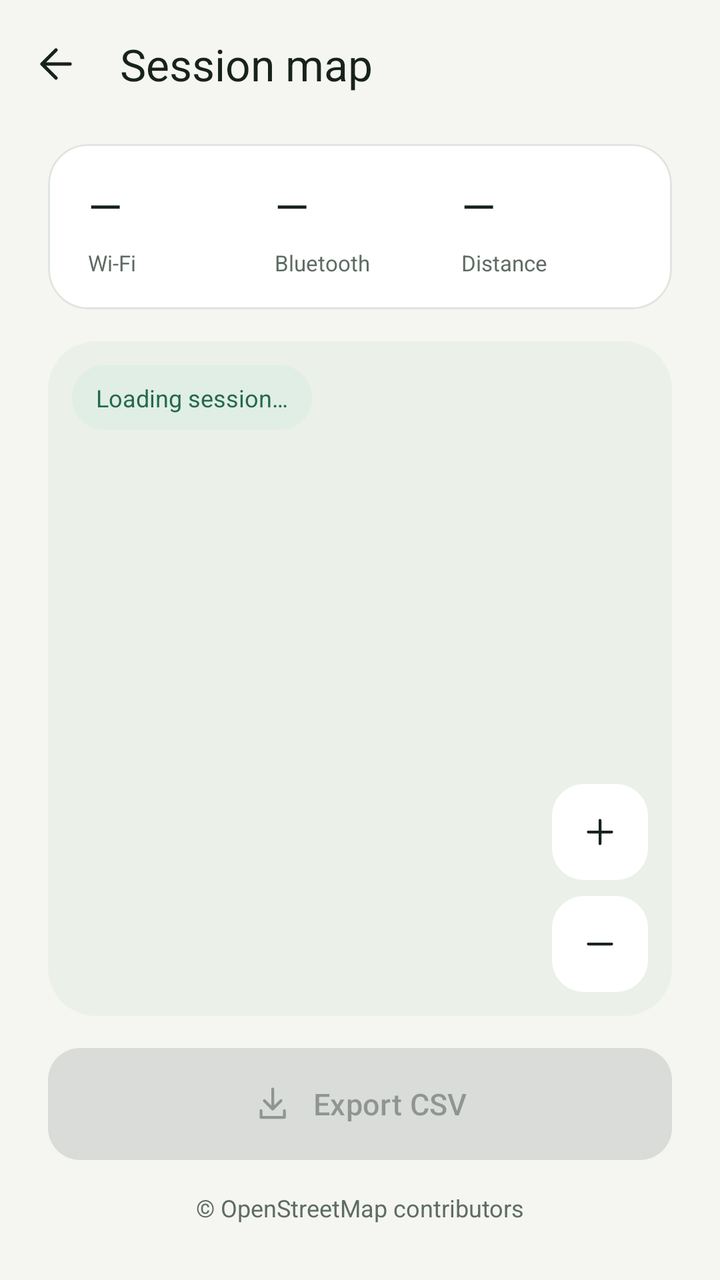
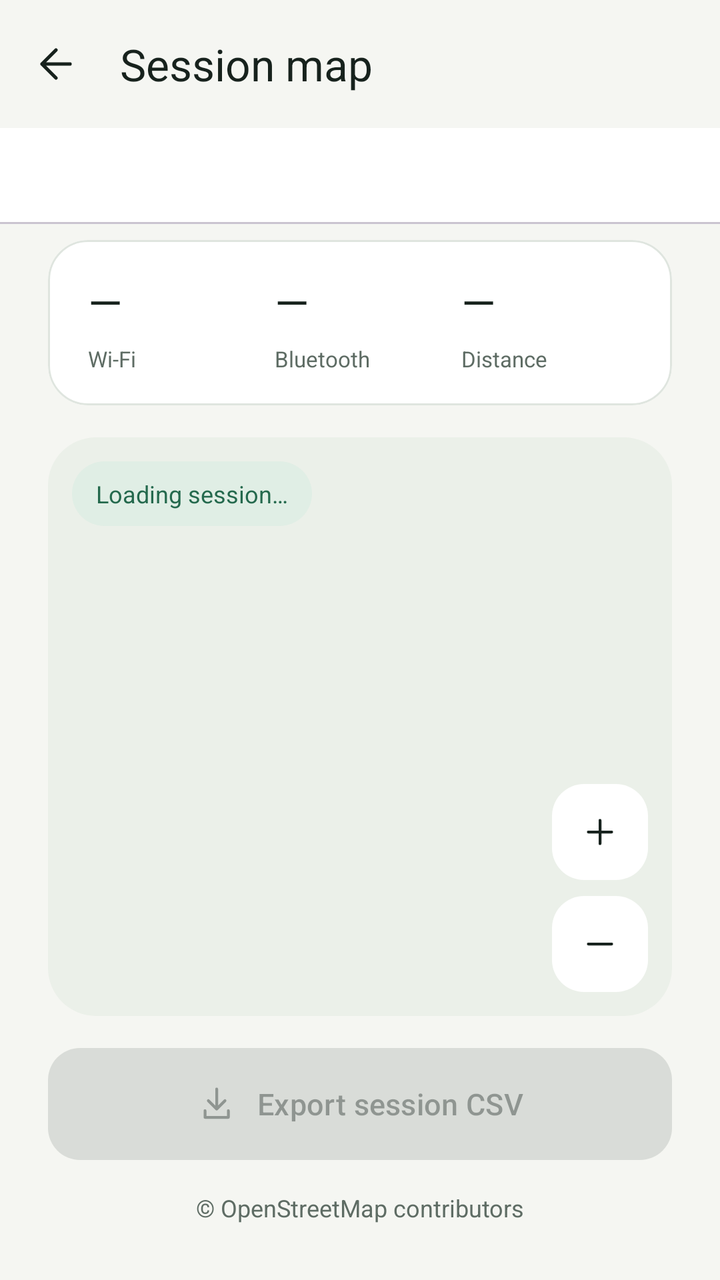

Two renders of the same Android screen: before a commit and after it. Below are the layout's source before the change and the commit's diff.
<!-- AndroidManifest.xml: application theme Theme.WifiBluetoothRecorder -->
<!-- res/layout/activity_recording_map.xml -->
<LinearLayout xmlns:android="http://schemas.android.com/apk/res/android" xmlns:app="http://schemas.android.com/apk/res-auto"
    android:layout_width="match_parent" android:layout_height="match_parent" android:orientation="vertical" android:background="@color/app_background">
    <com.google.android.material.appbar.MaterialToolbar android:id="@+id/mapToolbar" android:layout_width="match_parent" android:layout_height="?attr/actionBarSize"
        app:title="@string/map_title" app:titleTextColor="@color/app_text" app:subtitleTextColor="@color/app_muted" app:navigationIcon="@drawable/ic_back" app:navigationContentDescription="@string/back_description" />
    <LinearLayout android:layout_width="match_parent" android:layout_height="wrap_content" android:orientation="vertical" android:paddingHorizontal="24dp" android:paddingTop="8dp">
        <com.google.android.material.card.MaterialCardView style="@style/Widget.PocketDriver.Card" android:layout_width="match_parent" android:layout_height="wrap_content" app:cardCornerRadius="20dp">
            <LinearLayout android:layout_width="match_parent" android:layout_height="wrap_content" android:padding="16dp" android:baselineAligned="false">
                <LinearLayout android:layout_width="0dp" android:layout_height="wrap_content" android:layout_weight="1" android:orientation="vertical" android:paddingHorizontal="4dp">
                    <TextView android:id="@+id/mapWifiValue" android:layout_width="match_parent" android:layout_height="32dp" android:text="@string/number_unavailable" android:textAppearance="@style/Text.PocketDriver.Metric" android:maxLines="1" android:autoSizeTextType="uniform" android:autoSizeMinTextSize="12sp" android:autoSizeMaxTextSize="22sp" />
                    <TextView android:layout_width="match_parent" android:layout_height="wrap_content" android:layout_marginTop="4dp" android:text="@string/wifi_label" android:textSize="11sp" android:textColor="@color/app_muted" />
                </LinearLayout>
                <LinearLayout android:layout_width="0dp" android:layout_height="wrap_content" android:layout_weight="1" android:orientation="vertical" android:paddingHorizontal="4dp">
                    <TextView android:id="@+id/mapBluetoothValue" android:layout_width="match_parent" android:layout_height="32dp" android:text="@string/number_unavailable" android:textAppearance="@style/Text.PocketDriver.Metric" android:maxLines="1" android:autoSizeTextType="uniform" android:autoSizeMinTextSize="12sp" android:autoSizeMaxTextSize="22sp" />
                    <TextView android:layout_width="match_parent" android:layout_height="wrap_content" android:layout_marginTop="4dp" android:text="@string/bluetooth_label" android:textSize="11sp" android:textColor="@color/app_muted" />
                </LinearLayout>
                <LinearLayout android:layout_width="0dp" android:layout_height="wrap_content" android:layout_weight="1" android:orientation="vertical" android:paddingHorizontal="4dp">
                    <TextView android:id="@+id/mapDistanceValue" android:layout_width="match_parent" android:layout_height="32dp" android:text="@string/number_unavailable" android:textAppearance="@style/Text.PocketDriver.Metric" android:maxLines="1" android:autoSizeTextType="uniform" android:autoSizeMinTextSize="12sp" android:autoSizeMaxTextSize="22sp" />
                    <TextView android:layout_width="match_parent" android:layout_height="wrap_content" android:layout_marginTop="4dp" android:text="@string/distance_label" android:textSize="11sp" android:textColor="@color/app_muted" />
                </LinearLayout>
            </LinearLayout>
        </com.google.android.material.card.MaterialCardView>
    </LinearLayout>
    <FrameLayout android:id="@+id/mapFrame" android:layout_width="match_parent" android:layout_height="0dp" android:layout_weight="1"
        android:layout_marginHorizontal="24dp" android:layout_marginVertical="16dp" android:background="@drawable/bg_map">
        <FrameLayout android:id="@+id/mapHost" android:layout_width="match_parent" android:layout_height="match_parent" />
        <TextView android:id="@+id/mapCountText" android:layout_width="wrap_content" android:layout_height="wrap_content" android:layout_margin="12dp" android:background="@drawable/bg_status" android:paddingHorizontal="12dp" android:paddingVertical="8dp" android:textColor="@color/app_primary" android:textSize="12sp" android:text="@string/map_loading" />
        <ProgressBar android:id="@+id/mapProgress" android:layout_width="32dp" android:layout_height="32dp" android:layout_gravity="center" android:contentDescription="@string/map_loading" />
        <LinearLayout android:id="@+id/mapEmptyState" android:layout_width="match_parent" android:layout_height="wrap_content" android:layout_gravity="center" android:layout_margin="16dp" android:padding="24dp" android:background="@drawable/bg_map" android:orientation="vertical" android:gravity="center_horizontal" android:visibility="gone">
            <ImageView android:layout_width="32dp" android:layout_height="32dp" android:src="@drawable/ic_pin" app:tint="@color/app_primary" android:importantForAccessibility="no" />
            <TextView android:id="@+id/mapEmptyTitle" android:layout_width="match_parent" android:layout_height="wrap_content" android:layout_marginTop="16dp" android:text="@string/map_empty_title" android:textColor="@color/app_text" android:textSize="20sp" android:fontFamily="sans-serif-medium" android:gravity="center" />
            <TextView android:id="@+id/mapEmptyBody" android:layout_width="match_parent" android:layout_height="wrap_content" android:layout_marginTop="8dp" android:text="@string/map_empty_body" android:textAppearance="@style/Text.PocketDriver.Body" android:gravity="center" />
        </LinearLayout>
        <LinearLayout android:layout_width="wrap_content" android:layout_height="wrap_content" android:layout_gravity="bottom|end" android:layout_margin="12dp" android:orientation="vertical">
            <com.google.android.material.button.MaterialButton android:id="@+id/zoomInButton" style="@style/Widget.PocketDriver.Button.Outlined" android:layout_width="48dp" android:layout_height="48dp" android:minWidth="0dp" android:minHeight="48dp" android:padding="0dp" android:contentDescription="@string/zoom_in" app:icon="@drawable/ic_plus" app:iconPadding="0dp" app:iconGravity="textStart" app:backgroundTint="@color/app_surface" app:strokeWidth="0dp" />
            <com.google.android.material.button.MaterialButton android:id="@+id/zoomOutButton" style="@style/Widget.PocketDriver.Button.Outlined" android:layout_width="48dp" android:layout_height="48dp" android:layout_marginTop="8dp" android:minWidth="0dp" android:minHeight="48dp" android:padding="0dp" android:contentDescription="@string/zoom_out" app:icon="@drawable/ic_minus" app:iconPadding="0dp" app:iconGravity="textStart" app:backgroundTint="@color/app_surface" app:strokeWidth="0dp" />
        </LinearLayout>
    </FrameLayout>
    <LinearLayout android:layout_width="match_parent" android:layout_height="wrap_content" android:orientation="vertical" android:paddingHorizontal="24dp" android:paddingBottom="12dp">
        <com.google.android.material.button.MaterialButton android:id="@+id/exportRecordingButton" android:layout_width="match_parent" android:layout_height="wrap_content" android:text="@string/export_recording" android:enabled="false" app:icon="@drawable/ic_export" app:iconGravity="textStart" />
        <TextView android:id="@+id/mapAttribution" android:layout_width="match_parent" android:layout_height="48dp" android:text="@string/map_attribution" android:textSize="12sp" android:textColor="@color/app_muted" android:gravity="center" android:background="?attr/selectableItemBackground" android:clickable="true" android:focusable="true" />
    </LinearLayout>
</LinearLayout>
<!-- resources referenced by this layout -->
<resources>
  <color name="app_background">#F5F6F2</color>
  <color name="app_muted">#5E6C64</color>
  <color name="app_primary">#24694D</color>
  <color name="app_surface">#FFFFFF</color>
  <color name="app_text">#17221D</color>
  <!-- drawable bg_map (drawable) -->
  <shape xmlns:android="http://schemas.android.com/apk/res/android"><solid android:color="@color/app_surface_alt"/><corners android:radius="24dp"/></shape>
  <!-- drawable bg_status (drawable) -->
  <shape xmlns:android="http://schemas.android.com/apk/res/android"><solid android:color="@color/app_badge"/><corners android:radius="40dp"/></shape>
  <!-- drawable ic_minus (drawable) -->
  <vector xmlns:android="http://schemas.android.com/apk/res/android" android:width="24dp" android:height="24dp" android:viewportWidth="24" android:viewportHeight="24"><path android:fillColor="@android:color/transparent" android:strokeColor="@color/app_text" android:strokeWidth="1.7" android:strokeLineCap="round" android:pathData="M5,12 H19"/></vector>
  <!-- drawable ic_plus (drawable) -->
  <vector xmlns:android="http://schemas.android.com/apk/res/android" android:width="24dp" android:height="24dp" android:viewportWidth="24" android:viewportHeight="24"><path android:fillColor="@android:color/transparent" android:strokeColor="@color/app_text" android:strokeWidth="1.7" android:strokeLineCap="round" android:pathData="M5,12 H19 M12,5 V19"/></vector>
  <string name="back_description">Go back</string>
  <string name="bluetooth_label">Bluetooth</string>
  <string name="distance_label">Distance</string>
  <string name="export_recording">Export CSV</string>
  <string name="map_attribution">© OpenStreetMap contributors</string>
  <string name="map_empty_body">Your observations are saved. Points appear only when a suitable location fix is available.</string>
  <string name="map_empty_title">No locations to show</string>
  <string name="map_loading">Loading session…</string>
  <string name="map_title">Session map</string>
  <string name="number_unavailable">—</string>
  <string name="wifi_label">Wi-Fi</string>
  <string name="zoom_in">Zoom in</string>
  <string name="zoom_out">Zoom out</string>
  <style name="Text.PocketDriver.Body" parent="TextAppearance.Material3.BodyMedium">
          <item name="android:textColor">@color/app_muted</item>
      </style>
  <style name="Text.PocketDriver.Metric" parent="TextAppearance.Material3.HeadlineSmall">
          <item name="android:fontFamily">sans-serif-medium</item>
          <item name="android:textColor">@color/app_text</item>
          <item name="android:fontFeatureSettings">tnum</item>
      </style>
  <style name="Widget.PocketDriver.Card" parent="Widget.Material3.CardView.Outlined">
          <item name="cardCornerRadius">24dp</item>
          <item name="cardBackgroundColor">@color/app_surface</item>
          <item name="strokeColor">@color/app_outline</item>
          <item name="strokeWidth">1dp</item>
          <item name="cardElevation">0dp</item>
      </style>
  <style name="Theme.WifiBluetoothRecorder" parent="Theme.PocketDriver.Base">
          <item name="android:navigationBarColor">@color/app_hero</item>
      </style>
  <color name="app_surface_alt">#EBF0E9</color>
  <color name="app_badge">#E0EEE5</color>
  <color name="app_outline">#DFE5DF</color>
  <color name="app_hero">#152B22</color>
  <color name="app_on_primary">#FFFFFF</color>
  <color name="app_error">#A52C2C</color>
  <!-- unchanged entries left out for length: 6 -->
</resources>

<!-- the commit's change to res/layout/activity_recording_map.xml (unified diff, before → after) -->
@@ -1,42 +1,57 @@
-<LinearLayout xmlns:android="http://schemas.android.com/apk/res/android" xmlns:app="http://schemas.android.com/apk/res-auto"
-    android:layout_width="match_parent" android:layout_height="match_parent" android:orientation="vertical" android:background="@color/app_background">
-    <com.google.android.material.appbar.MaterialToolbar android:id="@+id/mapToolbar" android:layout_width="match_parent" android:layout_height="?attr/actionBarSize"
-        app:title="@string/map_title" app:titleTextColor="@color/app_text" app:subtitleTextColor="@color/app_muted" app:navigationIcon="@drawable/ic_back" app:navigationContentDescription="@string/back_description" />
-    <LinearLayout android:layout_width="match_parent" android:layout_height="wrap_content" android:orientation="vertical" android:paddingHorizontal="24dp" android:paddingTop="8dp">
-        <com.google.android.material.card.MaterialCardView style="@style/Widget.PocketDriver.Card" android:layout_width="match_parent" android:layout_height="wrap_content" app:cardCornerRadius="20dp">
-            <LinearLayout android:layout_width="match_parent" android:layout_height="wrap_content" android:padding="16dp" android:baselineAligned="false">
-                <LinearLayout android:layout_width="0dp" android:layout_height="wrap_content" android:layout_weight="1" android:orientation="vertical" android:paddingHorizontal="4dp">
-                    <TextView android:id="@+id/mapWifiValue" android:layout_width="match_parent" android:layout_height="32dp" android:text="@string/number_unavailable" android:textAppearance="@style/Text.PocketDriver.Metric" android:maxLines="1" android:autoSizeTextType="uniform" android:autoSizeMinTextSize="12sp" android:autoSizeMaxTextSize="22sp" />
-                    <TextView android:layout_width="match_parent" android:layout_height="wrap_content" android:layout_marginTop="4dp" android:text="@string/wifi_label" android:textSize="11sp" android:textColor="@color/app_muted" />
+<LinearLayout xmlns:android="http://schemas.android.com/apk/res/android" xmlns:app="http://schemas.android.com/apk/res-auto" android:layout_width="match_parent" android:layout_height="match_parent" android:orientation="vertical" android:background="@color/app_background">
+    <com.google.android.material.appbar.MaterialToolbar android:id="@+id/mapToolbar" android:layout_width="match_parent" android:layout_height="?attr/actionBarSize" app:title="@string/map_title" app:titleTextColor="@color/app_text" app:subtitleTextColor="@color/app_muted" app:navigationIcon="@drawable/ic_back" app:navigationContentDescription="@string/back_description" />
+    <com.google.android.material.tabs.TabLayout android:id="@+id/recordingTabs" android:layout_width="match_parent" android:layout_height="wrap_content" app:tabMode="scrollable" app:tabMinWidth="80dp" app:tabIndicatorColor="@color/app_primary" app:tabSelectedTextColor="@color/app_primary" app:tabTextColor="@color/app_muted" app:tabIndicatorFullWidth="false" />
+    <FrameLayout android:layout_width="match_parent" android:layout_height="0dp" android:layout_weight="1">
+        <LinearLayout android:id="@+id/mapPanel" android:layout_width="match_parent" android:layout_height="match_parent" android:orientation="vertical">
+            <LinearLayout android:layout_width="match_parent" android:layout_height="wrap_content" android:orientation="vertical" android:paddingHorizontal="24dp" android:paddingTop="8dp" android:id="@+id/mapSummary">
+                <com.google.android.material.card.MaterialCardView style="@style/Widget.PocketDriver.Card" android:layout_width="match_parent" android:layout_height="wrap_content" app:cardCornerRadius="20dp">
+                    <LinearLayout android:layout_width="match_parent" android:layout_height="wrap_content" android:padding="16dp" android:baselineAligned="false">
+                        <LinearLayout android:layout_width="0dp" android:layout_height="wrap_content" android:layout_weight="1" android:orientation="vertical" android:paddingHorizontal="4dp">
+                            <TextView android:id="@+id/mapWifiValue" android:layout_width="match_parent" android:layout_height="32dp" android:text="@string/number_unavailable" android:textAppearance="@style/Text.PocketDriver.Metric" android:maxLines="1" android:autoSizeTextType="uniform" android:autoSizeMinTextSize="12sp" android:autoSizeMaxTextSize="22sp" />
+                            <TextView android:layout_width="match_parent" android:layout_height="wrap_content" android:layout_marginTop="4dp" android:text="@string/wifi_label" android:textSize="11sp" android:textColor="@color/app_muted" />
+                        </LinearLayout>
+                        <LinearLayout android:layout_width="0dp" android:layout_height="wrap_content" android:layout_weight="1" android:orientation="vertical" android:paddingHorizontal="4dp">
+                            <TextView android:id="@+id/mapBluetoothValue" android:layout_width="match_parent" android:layout_height="32dp" android:text="@string/number_unavailable" android:textAppearance="@style/Text.PocketDriver.Metric" android:maxLines="1" android:autoSizeTextType="uniform" android:autoSizeMinTextSize="12sp" android:autoSizeMaxTextSize="22sp" />
+                            <TextView android:layout_width="match_parent" android:layout_height="wrap_content" android:layout_marginTop="4dp" android:text="@string/bluetooth_label" android:textSize="11sp" android:textColor="@color/app_muted" />
+                        </LinearLayout>
+                        <LinearLayout android:layout_width="0dp" android:layout_height="wrap_content" android:layout_weight="1" android:orientation="vertical" android:paddingHorizontal="4dp">
+                            <TextView android:id="@+id/mapDistanceValue" android:layout_width="match_parent" android:layout_height="32dp" android:text="@string/number_unavailable" android:textAppearance="@style/Text.PocketDriver.Metric" android:maxLines="1" android:autoSizeTextType="uniform" android:autoSizeMinTextSize="12sp" android:autoSizeMaxTextSize="22sp" />
+                            <TextView android:layout_width="match_parent" android:layout_height="wrap_content" android:layout_marginTop="4dp" android:text="@string/distance_label" android:textSize="11sp" android:textColor="@color/app_muted" />
+                        </LinearLayout>
+                    </LinearLayout>
+                </com.google.android.material.card.MaterialCardView>
+            </LinearLayout>
+            <FrameLayout android:id="@+id/mapFrame" android:layout_width="match_parent" android:layout_height="0dp" android:layout_weight="1" android:layout_marginHorizontal="24dp" android:layout_marginVertical="16dp" android:background="@drawable/bg_map">
+                <FrameLayout android:id="@+id/mapHost" android:layout_width="match_parent" android:layout_height="match_parent" />
+                <TextView android:id="@+id/mapCountText" android:layout_width="wrap_content" android:layout_height="wrap_content" android:layout_margin="12dp" android:background="@drawable/bg_status" android:paddingHorizontal="12dp" android:paddingVertical="8dp" android:textColor="@color/app_primary" android:textSize="12sp" android:text="@string/map_loading" />
+                <ProgressBar android:id="@+id/mapProgress" android:layout_width="32dp" android:layout_height="32dp" android:layout_gravity="center" android:contentDescription="@string/map_loading" />
+                <LinearLayout android:id="@+id/mapEmptyState" android:layout_width="match_parent" android:layout_height="wrap_content" android:layout_gravity="center" android:layout_margin="16dp" android:padding="24dp" android:background="@drawable/bg_map" android:orientation="vertical" android:gravity="center_horizontal" android:visibility="gone">
+                    <ImageView android:layout_width="32dp" android:layout_height="32dp" android:src="@drawable/ic_pin" app:tint="@color/app_primary" android:importantForAccessibility="no" />
+                    <TextView android:id="@+id/mapEmptyTitle" android:layout_width="match_parent" android:layout_height="wrap_content" android:layout_marginTop="16dp" android:text="@string/map_empty_title" android:textColor="@color/app_text" android:textSize="20sp" android:fontFamily="sans-serif-medium" android:gravity="center" />
+                    <TextView android:id="@+id/mapEmptyBody" android:layout_width="match_parent" android:layout_height="wrap_content" android:layout_marginTop="8dp" android:text="@string/map_empty_body" android:textAppearance="@style/Text.PocketDriver.Body" android:gravity="center" />
                 </LinearLayout>
-                <LinearLayout android:layout_width="0dp" android:layout_height="wrap_content" android:layout_weight="1" android:orientation="vertical" android:paddingHorizontal="4dp">
-                    <TextView android:id="@+id/mapBluetoothValue" android:layout_width="match_parent" android:layout_height="32dp" android:text="@string/number_unavailable" android:textAppearance="@style/Text.PocketDriver.Metric" android:maxLines="1" android:autoSizeTextType="uniform" android:autoSizeMinTextSize="12sp" android:autoSizeMaxTextSize="22sp" />
-                    <TextView android:layout_width="match_parent" android:layout_height="wrap_content" android:layout_marginTop="4dp" android:text="@string/bluetooth_label" android:textSize="11sp" android:textColor="@color/app_muted" />
+                <LinearLayout android:layout_width="wrap_content" android:layout_height="wrap_content" android:layout_gravity="bottom|end" android:layout_margin="12dp" android:orientation="vertical">
+                    <com.google.android.material.button.MaterialButton android:id="@+id/zoomInButton" style="@style/Widget.PocketDriver.Button.Outlined" android:layout_width="48dp" android:layout_height="48dp" android:minWidth="0dp" android:minHeight="48dp" android:padding="0dp" android:contentDescription="@string/zoom_in" app:icon="@drawable/ic_plus" app:iconPadding="0dp" app:iconGravity="textStart" app:backgroundTint="@color/app_surface" app:strokeWidth="0dp" />
+                    <com.google.android.material.button.MaterialButton android:id="@+id/zoomOutButton" style="@style/Widget.PocketDriver.Button.Outlined" android:layout_width="48dp" android:layout_height="48dp" android:layout_marginTop="8dp" android:minWidth="0dp" android:minHeight="48dp" android:padding="0dp" android:contentDescription="@string/zoom_out" app:icon="@drawable/ic_minus" app:iconPadding="0dp" app:iconGravity="textStart" app:backgroundTint="@color/app_surface" app:strokeWidth="0dp" />
                 </LinearLayout>
-                <LinearLayout android:layout_width="0dp" android:layout_height="wrap_content" android:layout_weight="1" android:orientation="vertical" android:paddingHorizontal="4dp">
-                    <TextView android:id="@+id/mapDistanceValue" android:layout_width="match_parent" android:layout_height="32dp" android:text="@string/number_unavailable" android:textAppearance="@style/Text.PocketDriver.Metric" android:maxLines="1" android:autoSizeTextType="uniform" android:autoSizeMinTextSize="12sp" android:autoSizeMaxTextSize="22sp" />
-                    <TextView android:layout_width="match_parent" android:layout_height="wrap_content" android:layout_marginTop="4dp" android:text="@string/distance_label" android:textSize="11sp" android:textColor="@color/app_muted" />
-                </LinearLayout>
+            </FrameLayout>
+            <LinearLayout android:layout_width="match_parent" android:layout_height="wrap_content" android:orientation="vertical" android:paddingHorizontal="24dp" android:paddingBottom="12dp">
+                <com.google.android.material.button.MaterialButton android:id="@+id/exportRecordingButton" android:layout_width="match_parent" android:layout_height="wrap_content" android:text="@string/export_recording" android:enabled="false" app:icon="@drawable/ic_export" app:iconGravity="textStart" />
+                <TextView android:id="@+id/mapAttribution" android:layout_width="match_parent" android:layout_height="48dp" android:text="@string/map_attribution" android:textSize="12sp" android:textColor="@color/app_muted" android:gravity="center" android:background="?attr/selectableItemBackground" android:clickable="true" android:focusable="true" />
             </LinearLayout>
-        </com.google.android.material.card.MaterialCardView>
-    </LinearLayout>
-    <FrameLayout android:id="@+id/mapFrame" android:layout_width="match_parent" android:layout_height="0dp" android:layout_weight="1"
-        android:layout_marginHorizontal="24dp" android:layout_marginVertical="16dp" android:background="@drawable/bg_map">
-        <FrameLayout android:id="@+id/mapHost" android:layout_width="match_parent" android:layout_height="match_parent" />
-        <TextView android:id="@+id/mapCountText" android:layout_width="wrap_content" android:layout_height="wrap_content" android:layout_margin="12dp" android:background="@drawable/bg_status" android:paddingHorizontal="12dp" android:paddingVertical="8dp" android:textColor="@color/app_primary" android:textSize="12sp" android:text="@string/map_loading" />
-        <ProgressBar android:id="@+id/mapProgress" android:layout_width="32dp" android:layout_height="32dp" android:layout_gravity="center" android:contentDescription="@string/map_loading" />
-        <LinearLayout android:id="@+id/mapEmptyState" android:layout_width="match_parent" android:layout_height="wrap_content" android:layout_gravity="center" android:layout_margin="16dp" android:padding="24dp" android:background="@drawable/bg_map" android:orientation="vertical" android:gravity="center_horizontal" android:visibility="gone">
-            <ImageView android:layout_width="32dp" android:layout_height="32dp" android:src="@drawable/ic_pin" app:tint="@color/app_primary" android:importantForAccessibility="no" />
-            <TextView android:id="@+id/mapEmptyTitle" android:layout_width="match_parent" android:layout_height="wrap_content" android:layout_marginTop="16dp" android:text="@string/map_empty_title" android:textColor="@color/app_text" android:textSize="20sp" android:fontFamily="sans-serif-medium" android:gravity="center" />
-            <TextView android:id="@+id/mapEmptyBody" android:layout_width="match_parent" android:layout_height="wrap_content" android:layout_marginTop="8dp" android:text="@string/map_empty_body" android:textAppearance="@style/Text.PocketDriver.Body" android:gravity="center" />
         </LinearLayout>
-        <LinearLayout android:layout_width="wrap_content" android:layout_height="wrap_content" android:layout_gravity="bottom|end" android:layout_margin="12dp" android:orientation="vertical">
-            <com.google.android.material.button.MaterialButton android:id="@+id/zoomInButton" style="@style/Widget.PocketDriver.Button.Outlined" android:layout_width="48dp" android:layout_height="48dp" android:minWidth="0dp" android:minHeight="48dp" android:padding="0dp" android:contentDescription="@string/zoom_in" app:icon="@drawable/ic_plus" app:iconPadding="0dp" app:iconGravity="textStart" app:backgroundTint="@color/app_surface" app:strokeWidth="0dp" />
-            <com.google.android.material.button.MaterialButton android:id="@+id/zoomOutButton" style="@style/Widget.PocketDriver.Button.Outlined" android:layout_width="48dp" android:layout_height="48dp" android:layout_marginTop="8dp" android:minWidth="0dp" android:minHeight="48dp" android:padding="0dp" android:contentDescription="@string/zoom_out" app:icon="@drawable/ic_minus" app:iconPadding="0dp" app:iconGravity="textStart" app:backgroundTint="@color/app_surface" app:strokeWidth="0dp" />
-        </LinearLayout>
+        <include layout="@layout/view_recording_records" />
     </FrameLayout>
-    <LinearLayout android:layout_width="match_parent" android:layout_height="wrap_content" android:orientation="vertical" android:paddingHorizontal="24dp" android:paddingBottom="12dp">
-        <com.google.android.material.button.MaterialButton android:id="@+id/exportRecordingButton" android:layout_width="match_parent" android:layout_height="wrap_content" android:text="@string/export_recording" android:enabled="false" app:icon="@drawable/ic_export" app:iconGravity="textStart" />
-        <TextView android:id="@+id/mapAttribution" android:layout_width="match_parent" android:layout_height="48dp" android:text="@string/map_attribution" android:textSize="12sp" android:textColor="@color/app_muted" android:gravity="center" android:background="?attr/selectableItemBackground" android:clickable="true" android:focusable="true" />
-    </LinearLayout>
 </LinearLayout>
+<!-- res/layout/view_recording_records.xml (included above) -->
+<LinearLayout xmlns:android="http://schemas.android.com/apk/res/android" android:id="@+id/listPanel"
+    android:layout_width="match_parent" android:layout_height="match_parent" android:orientation="vertical" android:visibility="gone">
+    <TextView android:id="@+id/groupsSummary" android:layout_width="match_parent" android:layout_height="wrap_content" android:paddingHorizontal="24dp" android:paddingTop="16dp" android:textAppearance="@style/Text.PocketDriver.Body" />
+    <TextView android:id="@+id/groupsHint" android:layout_width="match_parent" android:layout_height="wrap_content" android:paddingHorizontal="24dp" android:paddingTop="8dp" android:paddingBottom="8dp" android:text="@string/group_hint" android:textSize="12sp" android:textColor="@color/app_muted" />
+    <TextView android:id="@+id/vendorHint" android:layout_width="match_parent" android:layout_height="wrap_content" android:paddingHorizontal="24dp" android:paddingBottom="8dp" android:text="@string/vendor_hint" android:textSize="12sp" android:textColor="@color/app_muted" android:visibility="gone" />
+    <FrameLayout android:layout_width="match_parent" android:layout_height="0dp" android:layout_weight="1">
+        <androidx.recyclerview.widget.RecyclerView android:id="@+id/recordsList" android:layout_width="match_parent" android:layout_height="match_parent" android:padding="24dp" android:paddingTop="12dp" android:clipToPadding="false" />
+        <ProgressBar android:id="@+id/groupsProgress" android:layout_width="32dp" android:layout_height="32dp" android:layout_gravity="center" android:contentDescription="@string/records_loading" android:visibility="gone" />
+        <TextView android:id="@+id/groupsEmpty" android:layout_width="match_parent" android:layout_height="wrap_content" android:layout_gravity="center" android:padding="32dp" android:gravity="center" android:text="@string/no_groups" android:textAppearance="@style/Text.PocketDriver.Body" android:visibility="gone" />
+    </FrameLayout>
+</LinearLayout>
<!-- resource entries referenced after the edit -->
@@ -16,13 +16,17 @@
   <string name="back_description">Go back</string>
   <string name="bluetooth_label">Bluetooth</string>
   <string name="distance_label">Distance</string>
-  <string name="export_recording">Export CSV</string>
+  <string name="export_recording">Export session CSV</string>
+  <string name="group_hint">Repeated observations are combined. Tap an entry to map its locations.</string>
   <string name="map_attribution">© OpenStreetMap contributors</string>
-  <string name="map_empty_body">Your observations are saved. Points appear only when a suitable location fix is available.</string>
+  <string name="map_empty_body">This recording has no observations with usable GPS coordinates.</string>
   <string name="map_empty_title">No locations to show</string>
   <string name="map_loading">Loading session…</string>
   <string name="map_title">Session map</string>
+  <string name="no_groups">No located observations of this type.</string>
   <string name="number_unavailable">—</string>
+  <string name="records_loading">Loading observations…</string>
+  <string name="vendor_hint">Manufacturer names are inferred from MAC prefixes. Private or randomized addresses may be unknown.</string>
   <string name="wifi_label">Wi-Fi</string>
   <string name="zoom_in">Zoom in</string>
   <string name="zoom_out">Zoom out</string>
